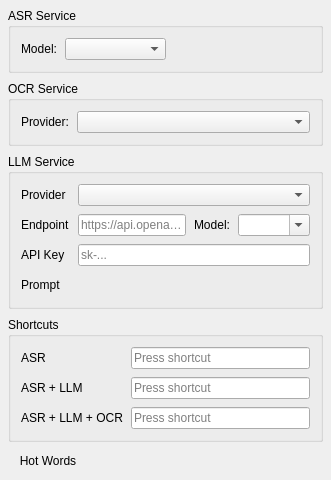
First picture: the form in src/asr_setting_widget.ui, repository xiaodaxia-2008/TalkInput, before the edit.
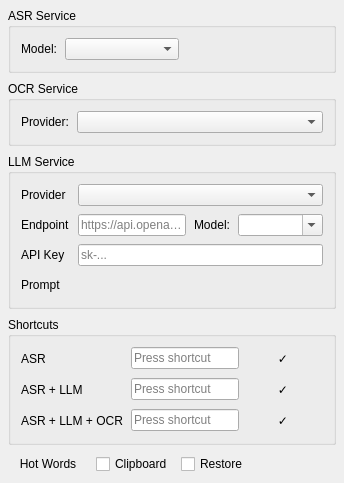
Second picture: the form after the edit.

Commit message:
Add stage icons to overlay, clipboard paste options, and hotkey apply buttons
Overlay now shows different icons per pipeline stage (recording,
recognizing, OCR, LLM). Added clipboard mode and restore toggles
in settings. Hotkey shortcuts have apply buttons that re-register
on the fly. Removed debug logging from offline recognizer.

```diff
--- a/src/asr_setting_widget.ui
+++ b/src/asr_setting_widget.ui
@@ -314,7 +314,30 @@
         </widget>
        </item>
        <item row="0" column="1">
-        <widget class="QKeySequenceEdit" name="asrShortcutEdit"/>
+        <layout class="QHBoxLayout" name="asrShortcutRow">
+         <property name="spacing">
+          <number>4</number>
+         </property>
+         <item>
+          <widget class="QKeySequenceEdit" name="asrShortcutEdit"/>
+         </item>
+         <item>
+          <widget class="QPushButton" name="asrShortcutApplyBtn">
+           <property name="flat">
+            <bool>true</bool>
+           </property>
+           <property name="text">
+            <string>✓</string>
+           </property>
+           <property name="toolTip">
+            <string>Apply shortcut</string>
+           </property>
+           <property name="fixedWidth">
+            <number>28</number>
+           </property>
+          </widget>
+         </item>
+        </layout>
        </item>
        <item row="1" column="0">
         <widget class="QLabel" name="asrLlmShortcutLabel">
@@ -327,7 +350,30 @@
         </widget>
        </item>
        <item row="1" column="1">
-        <widget class="QKeySequenceEdit" name="asrLlmShortcutEdit"/>
+        <layout class="QHBoxLayout" name="asrLlmShortcutRow">
+         <property name="spacing">
+          <number>4</number>
+         </property>
+         <item>
+          <widget class="QKeySequenceEdit" name="asrLlmShortcutEdit"/>
+         </item>
+         <item>
+          <widget class="QPushButton" name="asrLlmShortcutApplyBtn">
+           <property name="flat">
+            <bool>true</bool>
+           </property>
+           <property name="text">
+            <string>✓</string>
+           </property>
+           <property name="toolTip">
+            <string>Apply shortcut</string>
+           </property>
+           <property name="fixedWidth">
+            <number>28</number>
+           </property>
+          </widget>
+         </item>
+        </layout>
        </item>
        <item row="2" column="0">
         <widget class="QLabel" name="asrLlmOcrShortcutLabel">
@@ -340,7 +386,30 @@
         </widget>
        </item>
        <item row="2" column="1">
-        <widget class="QKeySequenceEdit" name="asrLlmOcrShortcutEdit"/>
+        <layout class="QHBoxLayout" name="asrLlmOcrShortcutRow">
+         <property name="spacing">
+          <number>4</number>
+         </property>
+         <item>
+          <widget class="QKeySequenceEdit" name="asrLlmOcrShortcutEdit"/>
+         </item>
+         <item>
+          <widget class="QPushButton" name="asrLlmOcrShortcutApplyBtn">
+           <property name="flat">
+            <bool>true</bool>
+           </property>
+           <property name="text">
+            <string>✓</string>
+           </property>
+           <property name="toolTip">
+            <string>Apply shortcut</string>
+           </property>
+           <property name="fixedWidth">
+            <number>28</number>
+           </property>
+          </widget>
+         </item>
+        </layout>
        </item>
       </layout>
      </widget>
@@ -376,6 +445,26 @@
         </property>
        </widget>
       </item>
+      <item>
+       <widget class="QCheckBox" name="useClipboardCheck">
+        <property name="text">
+         <string>Clipboard</string>
+        </property>
+        <property name="toolTip">
+         <string>Use clipboard to paste text</string>
+        </property>
+       </widget>
+      </item>
+      <item>
+       <widget class="QCheckBox" name="restoreClipboardCheck">
+        <property name="text">
+         <string>Restore</string>
+        </property>
+        <property name="toolTip">
+         <string>Restore original clipboard content after paste</string>
+        </property>
+       </widget>
+      </item>
       <item>
        <spacer name="bottomSpacer">
         <property name="orientation">
```
The commit also changes 10 other files.
